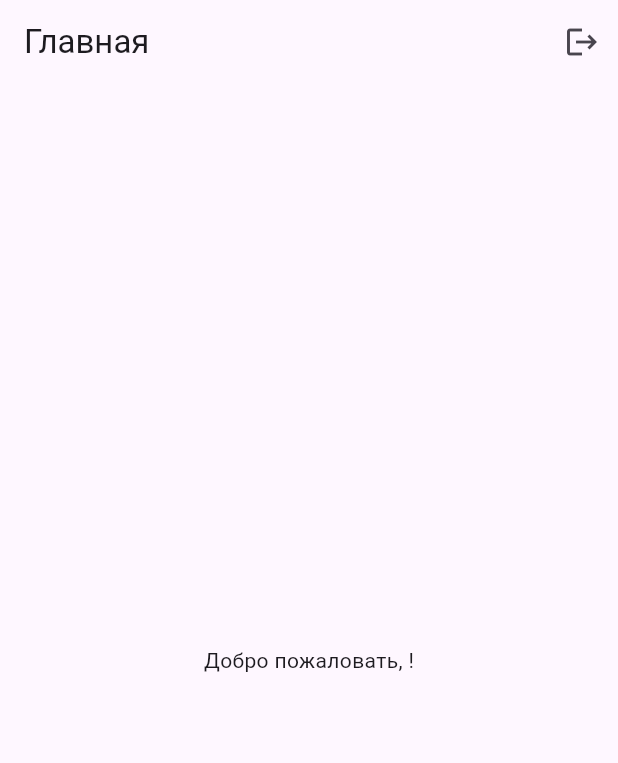
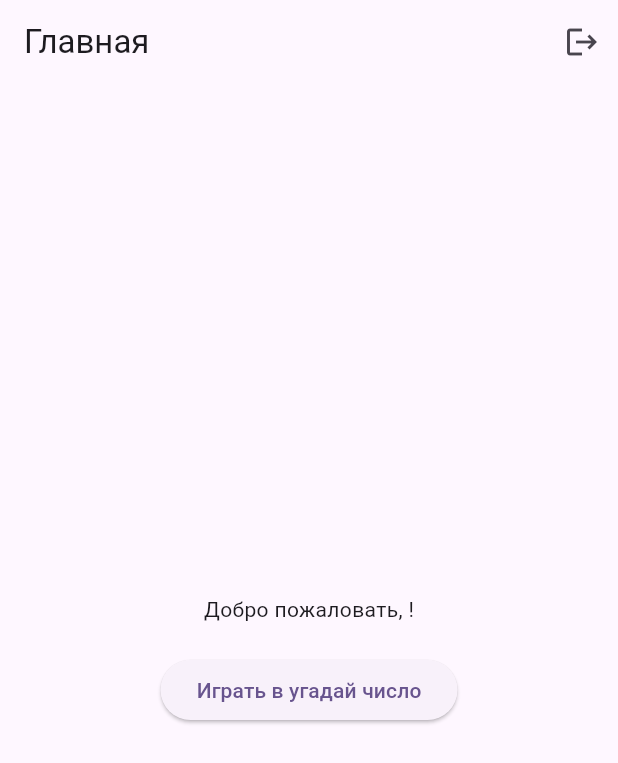
Before and after one commit to YanKarpov/FlutterTasks, a Flutter app: the screen it shows once a user with an empty profile is signed in, on a phone screen of 412 x 824 dp. Shown: the top 763 px of the screen. Run offline on Flutter 3.47's test engine with Material 3 defaults, Android fonts, the light colour scheme and no system bars; our stand-ins replace firebase_auth, firebase_core, shared_preferences; accounts and stored records are empty.

Commit message:
добавил небольшую игру для пользователей которые вошли в аккаунт

```diff
--- a/kt6/lib/screens/home_screen.dart
+++ b/kt6/lib/screens/home_screen.dart
@@ -1,5 +1,6 @@
 import 'package:flutter/material.dart';
 import 'package:firebase_auth/firebase_auth.dart';
+import 'game_screen.dart'; // Импортируем экран с игрой
 
 class HomeScreen extends StatelessWidget {
   const HomeScreen({super.key});
@@ -20,7 +21,23 @@ class HomeScreen extends StatelessWidget {
         ],
       ),
       body: Center(
-        child: Text('Добро пожаловать, ${user?.email ?? 'пользователь'}!'),
+        child: Column(
+          mainAxisSize: MainAxisSize.min,
+          children: [
+            Text('Добро пожаловать, ${user?.email ?? 'пользователь'}!'),
+            SizedBox(height: 20),
+            ElevatedButton(
+              onPressed: () {
+                // Переход на экран игры
+                Navigator.push(
+                  context,
+                  MaterialPageRoute(builder: (context) => GameScreen()),
+                );
+              },
+              child: Text('Играть в угадай число'),
+            ),
+          ],
+        ),
       ),
     );
   }
```
Also changed, not shown: kt6/lib/screens/game_screen.dart (added, +74 -0 lines).
